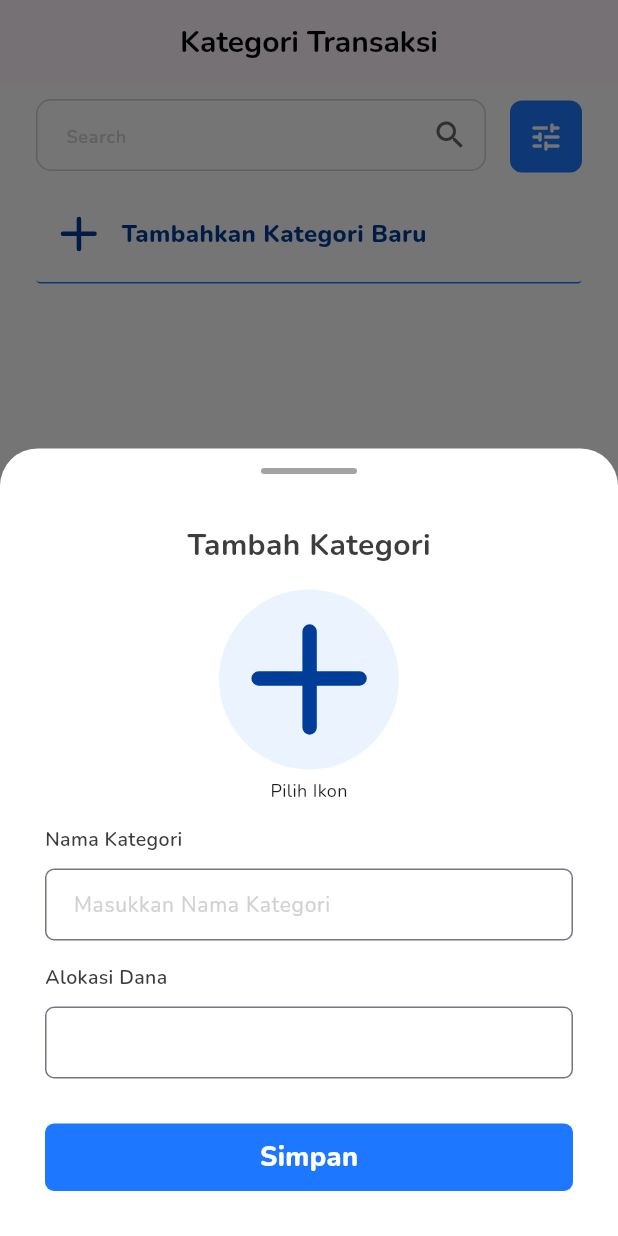
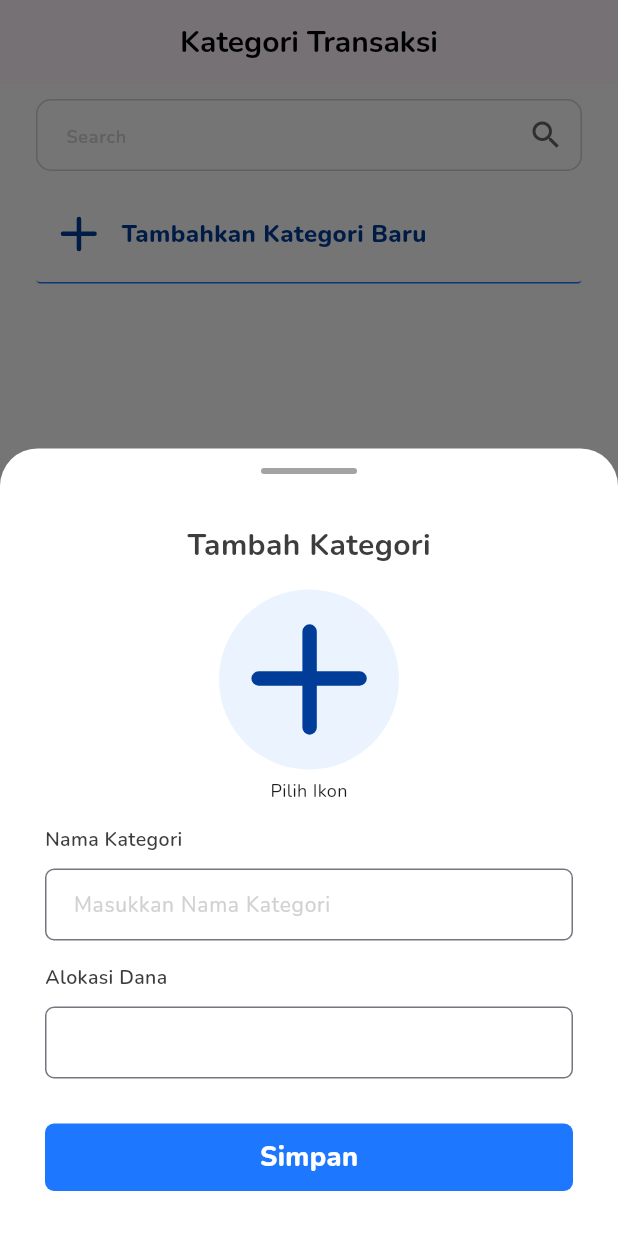
Before and after one commit to Reza1290/budgetin-app, a Flutter app: the CategoryScreen screen opened directly, after a tap on "Tambahkan Kategori Baru", on a phone screen of 412 x 824 dp. Run offline on Flutter 3.47's test engine with Material 3 defaults, Android fonts, the phone set to English and light mode, and no system bars; our stand-ins replace calendar_date_picker2, device_info_plus, dio, drift, dropdown_button2, fl_chart and 9 more; missing offline and left inert: dart:ffi, syncfusion_flutter_xlsio; accounts and stored records are empty; generated files the repository leaves out were written again; network calls fail; project files that could hold a hidden picture were left out.

Commit message:
fix:conflict

```diff
--- a/lib/main.dart
+++ b/lib/main.dart
@@ -18,9 +18,6 @@ void main() async {
   runApp(MyApp());
 }
 
-Stream<List<TransactionWithCategory>> getAllTransactions() {
-  return db!.getAllTransactionWithCategory();
-}
 
 Future<AppDb> initializeDb() async {
   return AppDb();
@@ -73,4 +70,3 @@ class MyApp extends StatelessWidget {
         ));
   }
 }
-}
--- a/lib/screens/category_screen.dart
+++ b/lib/screens/category_screen.dart
@@ -1,13 +1,10 @@
-import 'dart:async';
-
 import 'package:budgetin/main.dart';
 import 'package:budgetin/models/database.dart';
 import 'package:budgetin/utilities/them.dart';
 import 'package:budgetin/widgets/category/add_category_button.dart';
 import 'package:budgetin/widgets/category/category_card.dart';
 import 'package:budgetin/widgets/forms/input_search.dart';
-import 'package:budgetin/widgets/modal/modal_tambah_kategori.dart';
-import 'package:budgetin/widgets/modal/sheet_category.dart';
+import 'package:budgetin/widgets/reusable/kategori_kosong.dart';
 import 'package:flutter/cupertino.dart';
 import 'package:flutter/material.dart';
 import 'package:flutter/services.dart';
@@ -21,15 +18,38 @@ class CategoryScreen extends StatefulWidget {
 }
 
 class _CategoryScreenState extends State<CategoryScreen> {
-  late TextEditingController _searchController;
+  Stream<List<CategoryTotal>> getAllCategory() {
+    return db!.sumExpenseByCategory(0);
+  }
+
+  Stream<List<CategoryTotal>> searchCategory(String keyword) {
+    return db!.sumExpenseByCategorySearch(keyword);
+  }
+
+  final TextEditingController _searchController = TextEditingController();
+  final FocusNode _focusNode = FocusNode();
+
+  bool isVisible2 = true;
+
   @override
   void initState() {
     super.initState();
-    _searchController = TextEditingController();
+    _focusNode.addListener(_updateVisibility);
+    _searchController.addListener(_updateVisibility);
+  }
+
+  void _updateVisibility() {
+    setState(() {
+      isVisible2 = _searchController.text.isEmpty || !_focusNode.hasFocus;
+    });
   }
 
   @override
   void dispose() {
+    _focusNode.removeListener(_updateVisibility);
+    _searchController.removeListener(_updateVisibility);
+    _searchController.dispose();
+    _focusNode.dispose();
     super.dispose();
   }
 
@@ -62,22 +82,32 @@ class _CategoryScreenState extends State<CategoryScreen> {
                     padding: const EdgeInsets.symmetric(horizontal: 24),
                     child: InputSearch(
                       controller: _searchController,
-                      showFilter: true,
+                      focusNode: _focusNode,
+                      showFilter: false,
                     ),
                   ),
-                  Padding(
-                    padding:
-                        const EdgeInsets.symmetric(horizontal: 24, vertical: 8),
+                  AnimatedSwitcher(
+                    duration: Duration(milliseconds: 200),
+                    switchInCurve: Curves.easeInCirc,
+                    child: Visibility(
+                      key: Key(isVisible2.toString()),
+                      visible: isVisible2,
+                      child: Padding(
+                        padding: const EdgeInsets.symmetric(
+                            horizontal: 24, vertical: 8),
                         child: AddCategoryButton(),
+                      ),
+                    ),
                   ),
                 ],
               ),
             ),
             Expanded(
               child: StreamBuilder<List<CategoryTotal>>(
-                stream: db!.sumExpenseByCategory(0),
-                builder: (BuildContext context,
-                    AsyncSnapshot<List<CategoryTotal>> snapshot) {
+                stream: _searchController.text.isEmpty
+                    ? getAllCategory()
+                    : searchCategory(_searchController.text),
+                builder: (context, snapshot) {
                   if (snapshot.connectionState == ConnectionState.waiting) {
                     // Show a more explicit loading indicator
                     return Center(
@@ -86,30 +116,12 @@ class _CategoryScreenState extends State<CategoryScreen> {
                         children: [
                           CircularProgressIndicator(),
                           SizedBox(height: 10),
-                          Text('Loading categories...'),
+                          Text('Memuat Kategori...'),
                         ],
                       ),
                     );
-                  } else if (snapshot.hasError) {
-                    return Center(
-                      child: Column(
-                        mainAxisAlignment: MainAxisAlignment.center,
-                        children: [
-                          Icon(
-                            Icons.error_outline,
-                            color: Colors.red,
-                            size: 60,
-                          ),
-                          Padding(
-                            padding: const EdgeInsets.only(top: 16),
-                            child: snapshot.hasData
-                                ? Text('Muat Ulang..')
-                                : Text('Buat Kategori Terlebih Dahulu'),
-                          ),
-                        ],
-                      ),
-                    );
-                  } else {
+                  } else if (snapshot.hasData) {
+                    if (snapshot.data != null) {
                       final List<CategoryTotal>? categories = snapshot.data;
                       return ListView.builder(
                         itemCount: categories?.length ?? 0,
@@ -121,7 +133,7 @@ class _CategoryScreenState extends State<CategoryScreen> {
                                 name: category.name.toString(),
                                 icon: category.icon.toString(),
                                 total: category.total,
-                          ),
+                                createdAt: category.createdAt),
                             totalAmount: categories[index].totalAmount,
                             isHome: false,
                             // isReminder: true,
@@ -129,6 +141,8 @@ class _CategoryScreenState extends State<CategoryScreen> {
                         },
                       );
                     }
+                  }
+                  return KategoriKosong();
                 },
               ),
             ),
```
Also changed, not shown: lib/main_test.dart (deleted, +0 -137 lines), lib/models/database.dart (+12 -15 lines), lib/screens/statistic_screen.dart (+14 -18 lines), pubspec.yaml (+1 -7 lines), pubspec.lock. Lines whose indentation alone changed are shown as unchanged.
